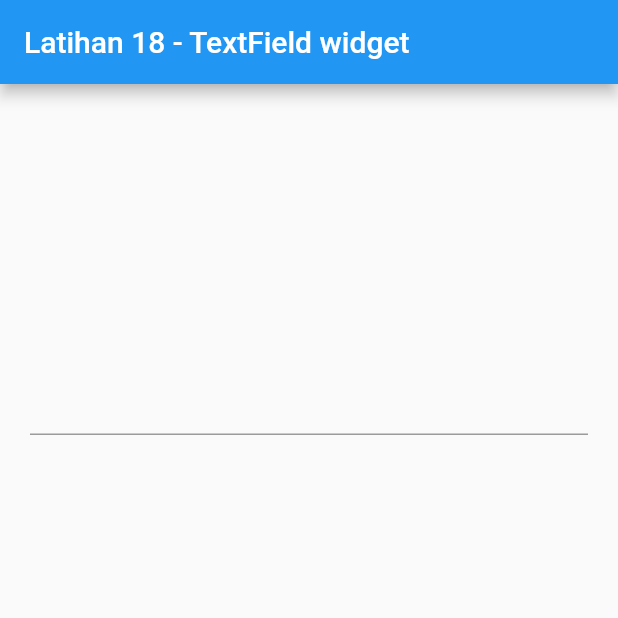
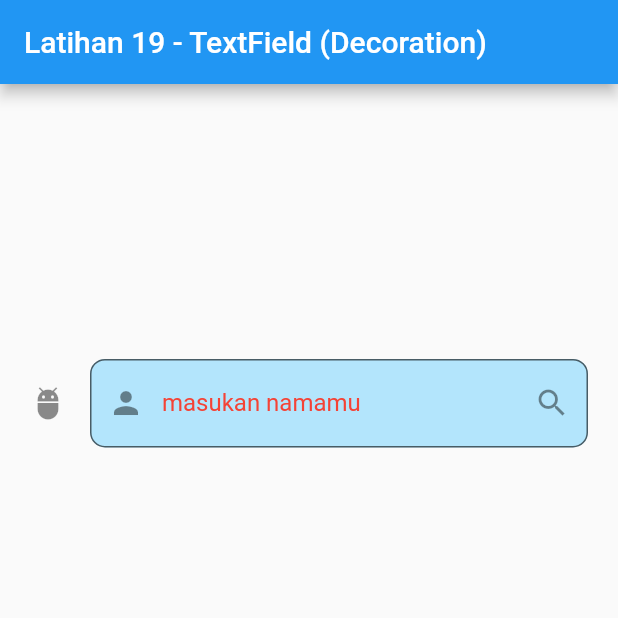
Before and after one commit to dodichakill/latihan_flutter_ku, a Flutter app: the screen it shows after launch, on a phone screen of 412 x 824 dp, the top half of it. Run offline on Flutter 3.47's test engine with Material 2 defaults, Android fonts, the phone set to English and light mode, and no system bars.

Commit message:
Latihan 19 - TextField (Decoration)

```diff
--- a/lib/main.dart
+++ b/lib/main.dart
@@ -1,4 +1,4 @@
-// Latihan 18 - TextField widget
+// Latihan 19 - TextField (Decoration)
 
 import 'package:flutter/material.dart';
 
@@ -17,7 +17,7 @@ class _MyAppState extends State<MyApp> {
     return MaterialApp(
       home: Scaffold(
           appBar: AppBar(
-            title: Text('Latihan 18 - TextField widget'),
+            title: Text('Latihan 19 - TextField (Decoration)'),
           ),
           body: Column(
             mainAxisAlignment: MainAxisAlignment.spaceAround,
@@ -25,9 +25,47 @@ class _MyAppState extends State<MyApp> {
               Container(
                 margin: EdgeInsets.all(20),
                 child: TextField(
-                  // maxLength: 10,
-                  // maxLines: 4,
-                  // obscureText: true,
+                  decoration: InputDecoration(
+                    // border: InputBorder.none, // berguna untuk menghilangkan border
+                    // border: OutlineInputBorder(), // berguna untuk membuat border yang mengelilingi fieldnya
+                    border: OutlineInputBorder(
+                        borderRadius: BorderRadius.circular(
+                            10)), // berguna untuk membuat border yang mengelilingi fieldnya dan mencustom border radius sendiri
+                    icon: Icon(Icons
+                        .adb), // berguna untuk membuat icon disebelah kiri field
+                    prefixIcon: Icon(Icons
+                        .person), // berguna untuk membuat icon didalam field pada sebelah kiri
+                    suffixIcon: Icon(Icons
+                        .search), // berguna untuk membuat icon didalam field pada sebelah kanan
+                    prefix: Container(
+                      width: 10,
+                      height: 10,
+                      margin: EdgeInsets.only(right: 10),
+                      color: Colors.green,
+                    ), // berguna untuk bisa memuat widget lainya disini contohnya menggunakan widget container
+                    suffix: Container(
+                      width: 10,
+                      height: 10,
+                      margin: EdgeInsets.only(left: 10),
+                      color: Colors.red,
+                    ), // berguna untuk bisa memuat widget lainya disini contohnya menggunakan widget container
+                    // prefixText: 'nama : ', // berguna untuk membuat text didalam field sebelah kiri
+                    // suffixText: 'bin toyib', // berguna untuk membuat text didalam field sebelah kiri
+                    // prefixStyle: TextStyle( color: Colors.blue, fontWeight: FontWeight.bold), // berguna untuk membuat styling untuk prefixText
+                    // suffixStyle: TextStyle(color: Colors.green,fontWeight: FontWeight.bold), // berguna untuk membuat styling untuk Suffixtext
+                    labelText:
+                        "masukan namamu", // berguna untuk membuat text diatas field dalam bordernya
+                    labelStyle: TextStyle(
+                        color: Colors.red), // berguna untuk styling label
+                    hintText:
+                        'ketik di sini...', // berguna untuk membuat text placeholder
+                    hintStyle: TextStyle(
+                        color: Colors.blue), // berguna untuk styling hint
+                    filled:
+                        true, // berguna untuk memperbolehkan fieldnya berwarna
+                    fillColor: Colors
+                        .lightBlue[100], // berguna untuk memberi warna fieldnya
+                  ),
                   onChanged: (value) {
                     setState(() {});
                   },
@@ -42,4 +80,6 @@ class _MyAppState extends State<MyApp> {
 }
 // penjelasan singkat
 // ----------------
-// TextField merupakan widget yang berfungsi untuk membuat sebuah kotak yang bisa menampung teks. ia mempunyai beberapa property seperti: maxLength untuk mengatur maksimal panjang kata, MaxLength untuk mengatur maksimal berapa baris kata, obscureText untuk membuat tulisan menjadi tertutup (biasanya digunakan untuk membuat password). dan beberapa property lainnya
+// widget TextField memiliki property InputDecoration yang memiliki berbagai widget juga property yang berguna untuk memodifikasi tampilan texfield. lihat saja pada kode diatas
+// jika kita menggunakan property prefix maka property prefixText dan prefixStyle harus di nonaktifkan terlebih dahulu
+// jika kita menggunakan property Suffix maka property SuffixText dan SuffixStyle harus di nonaktifkan terlebih dahulu
```
